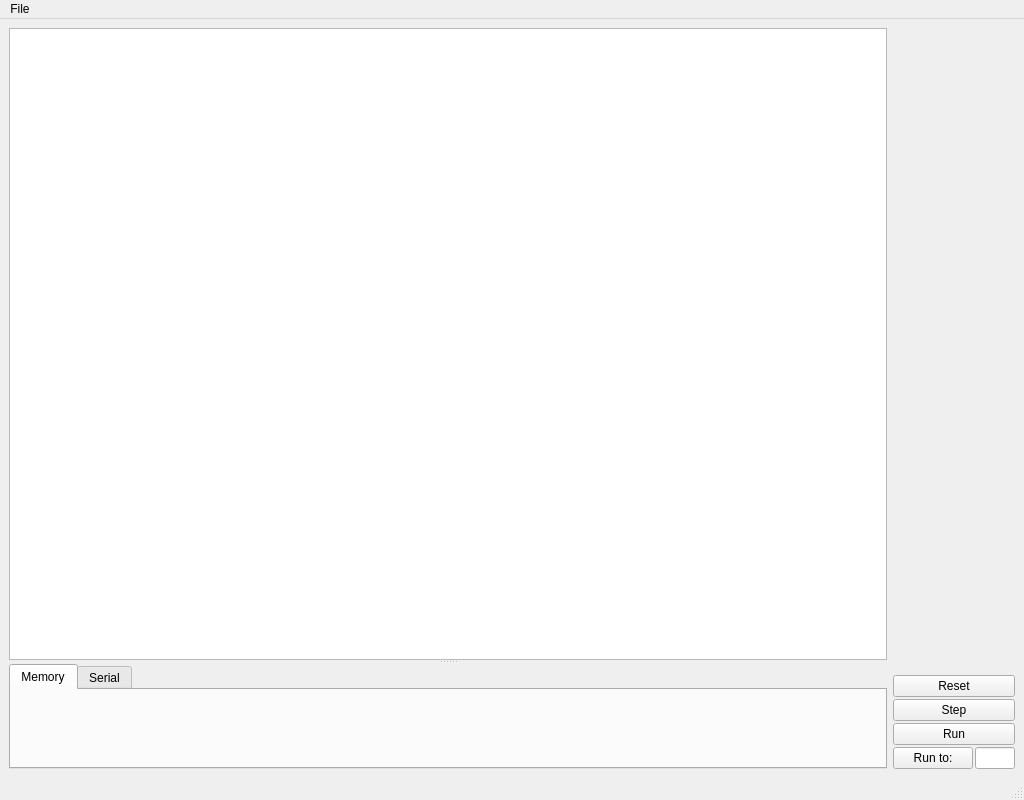
First picture: the form in Qt/windows/debugwindow.ui, repository RocketRope/Gameboy-Emulator, before the edit.
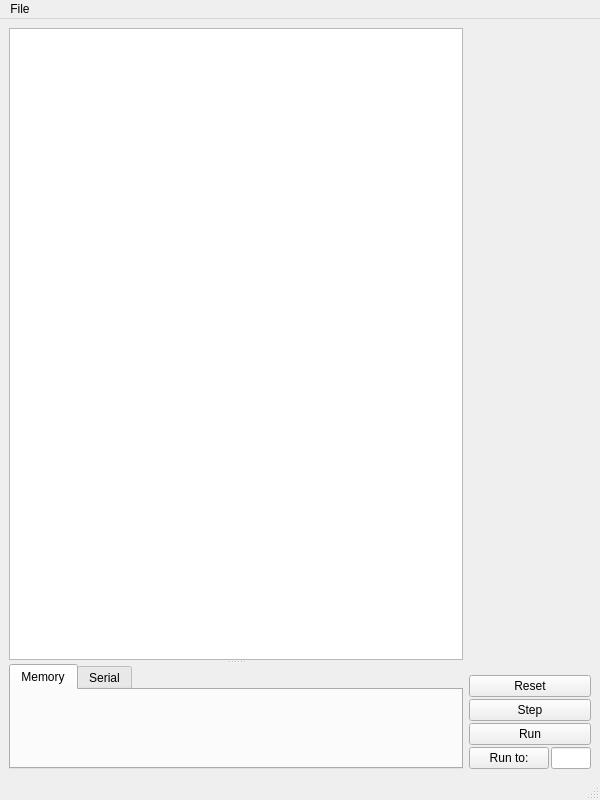
Second picture: the form after the edit. Custom widgets are drawn as their Qt base class.

Patch:
```diff
--- a/Qt/windows/debugwindow.ui
+++ b/Qt/windows/debugwindow.ui
@@ -6,7 +6,7 @@
    <rect>
     <x>0</x>
     <y>0</y>
-    <width>1024</width>
+    <width>600</width>
     <height>800</height>
    </rect>
   </property>
@@ -200,7 +200,7 @@
     <rect>
      <x>0</x>
      <y>0</y>
-     <width>1024</width>
+     <width>600</width>
      <height>21</height>
     </rect>
    </property>
```
